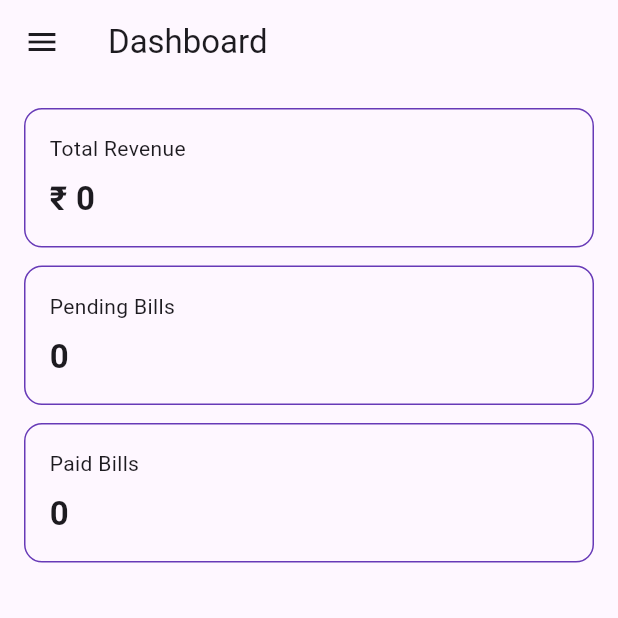
After one commit to Aminroopkhs/mess-leave-management-system, a Flutter app: the screen it shows after launch, in the side drawer, after a tap on "Dashboard", on a phone screen of 412 x 824 dp, the top half of it. The commit adds this screen. Run offline on Flutter 3.47's test engine with Material 3 defaults, Android fonts, the phone set to English and light mode, and no system bars; our stand-ins replace flutter_dotenv, google_sign_in, qr_flutter, supabase_flutter; missing offline and left inert: mobile_scanner; accounts and stored records are empty.

Commit message:
management UI done

```diff
--- a/management_app/lib/main.dart
+++ b/management_app/lib/main.dart
@@ -1,122 +1,29 @@
 import 'package:flutter/material.dart';
+import 'package:supabase_flutter/supabase_flutter.dart';
+import 'package:flutter_dotenv/flutter_dotenv.dart';
+import 'screens/dashboard_screen.dart';
 
-void main() {
-  runApp(const MyApp());
+Future<void> main() async {
+  WidgetsFlutterBinding.ensureInitialized();
+
+  await dotenv.load(fileName: ".env");
+
+  await Supabase.initialize(
+    url: dotenv.env['SUPABASE_URL']!,
+    anonKey: dotenv.env['SUPABASE_KEY']!,
+  );
+
+  runApp(const ManagementApp());
 }
 
-class MyApp extends StatelessWidget {
-  const MyApp({super.key});
+class ManagementApp extends StatelessWidget {
+  const ManagementApp({super.key});
 
-  // This widget is the root of your application.
   @override
   Widget build(BuildContext context) {
     return MaterialApp(
-      title: 'Flutter Demo',
-      theme: ThemeData(
-        // This is the theme of your application.
-        //
-        // TRY THIS: Try running your application with "flutter run". You'll see
-        // the application has a purple toolbar. Then, without quitting the app,
-        // try changing the seedColor in the colorScheme below to Colors.green
-        // and then invoke "hot reload" (save your changes or press the "hot
-        // reload" button in a Flutter-supported IDE, or press "r" if you used
-        // the command line to start the app).
-        //
-        // Notice that the counter didn't reset back to zero; the application
-        // state is not lost during the reload. To reset the state, use hot
-        // restart instead.
-        //
-        // This works for code too, not just values: Most code changes can be
-        // tested with just a hot reload.
-        colorScheme: .fromSeed(seedColor: Colors.deepPurple),
-      ),
-      home: const MyHomePage(title: 'Flutter Demo Home Page'),
+      debugShowCheckedModeBanner: false,
+      home: const DashboardScreen(),
     );
   }
 }
-
-class MyHomePage extends StatefulWidget {
-  const MyHomePage({super.key, required this.title});
-
-  // This widget is the home page of your application. It is stateful, meaning
-  // that it has a State object (defined below) that contains fields that affect
-  // how it looks.
-
-  // This class is the configuration for the state. It holds the values (in this
-  // case the title) provided by the parent (in this case the App widget) and
-  // used by the build method of the State. Fields in a Widget subclass are
-  // always marked "final".
-
-  final String title;
-
-  @override
-  State<MyHomePage> createState() => _MyHomePageState();
-}
-
-class _MyHomePageState extends State<MyHomePage> {
-  int _counter = 0;
-
-  void _incrementCounter() {
-    setState(() {
-      // This call to setState tells the Flutter framework that something has
-      // changed in this State, which causes it to rerun the build method below
-      // so that the display can reflect the updated values. If we changed
-      // _counter without calling setState(), then the build method would not be
-      // called again, and so nothing would appear to happen.
-      _counter++;
-    });
-  }
-
-  @override
-  Widget build(BuildContext context) {
-    // This method is rerun every time setState is called, for instance as done
-    // by the _incrementCounter method above.
-    //
-    // The Flutter framework has been optimized to make rerunning build methods
-    // fast, so that you can just rebuild anything that needs updating rather
-    // than having to individually change instances of widgets.
-    return Scaffold(
-      appBar: AppBar(
-        // TRY THIS: Try changing the color here to a specific color (to
-        // Colors.amber, perhaps?) and trigger a hot reload to see the AppBar
-        // change color while the other colors stay the same.
-        backgroundColor: Theme.of(context).colorScheme.inversePrimary,
-        // Here we take the value from the MyHomePage object that was created by
-        // the App.build method, and use it to set our appbar title.
-        title: Text(widget.title),
-      ),
-      body: Center(
-        // Center is a layout widget. It takes a single child and positions it
-        // in the middle of the parent.
-        child: Column(
-          // Column is also a layout widget. It takes a list of children and
-          // arranges them vertically. By default, it sizes itself to fit its
-          // children horizontally, and tries to be as tall as its parent.
-          //
-          // Column has various properties to control how it sizes itself and
-          // how it positions its children. Here we use mainAxisAlignment to
-          // center the children vertically; the main axis here is the vertical
-          // axis because Columns are vertical (the cross axis would be
-          // horizontal).
-          //
-          // TRY THIS: Invoke "debug painting" (choose the "Toggle Debug Paint"
-          // action in the IDE, or press "p" in the console), to see the
-          // wireframe for each widget.
-          mainAxisAlignment: .center,
-          children: [
-            const Text('You have pushed the button this many times:'),
-            Text(
-              '$_counter',
-              style: Theme.of(context).textTheme.headlineMedium,
-            ),
-          ],
-        ),
-      ),
-      floatingActionButton: FloatingActionButton(
-        onPressed: _incrementCounter,
-        tooltip: 'Increment',
-        child: const Icon(Icons.add),
-      ),
-    );
-  }
-}
--- /dev/null
+++ b/management_app/lib/screens/dashboard_screen.dart
@@ -0,0 +1,77 @@
+import 'package:flutter/material.dart';
+import '../services/supabase_service.dart';
+import 'sidebar_drawer.dart';
+
+class DashboardScreen extends StatefulWidget {
+  const DashboardScreen({super.key});
+
+  @override
+  State<DashboardScreen> createState() => _DashboardScreenState();
+}
+
+class _DashboardScreenState extends State<DashboardScreen> {
+  final service = SupabaseService();
+
+  int revenue = 0;
+  int pending = 0;
+  int paid = 0;
+  bool loading = true;
+
+  @override
+  void initState() {
+    super.initState();
+    loadData();
+  }
+
+  Future<void> loadData() async {
+    try {
+      revenue = await service.getTotalRevenue();
+      pending = await service.getPendingBillsCount();
+      paid = await service.getPaidBillsCount();
+    } finally {
+      setState(() => loading = false);
+    }
+  }
+
+  @override
+  Widget build(BuildContext context) {
+    return Scaffold(
+      appBar: AppBar(title: const Text("Dashboard")),
+      drawer: const SidebarDrawer(),
+      body: loading
+          ? const Center(child: CircularProgressIndicator())
+          : Padding(
+              padding: const EdgeInsets.all(16),
+              child: Column(
+                children: [
+                  _card("Total Revenue", "₹ $revenue"),
+                  _card("Pending Bills", pending.toString()),
+                  _card("Paid Bills", paid.toString()),
+                ],
+              ),
+            ),
+    );
+  }
+
+  Widget _card(String title, String value) {
+    return Container(
+      width: double.infinity,
+      margin: const EdgeInsets.only(bottom: 12),
+      padding: const EdgeInsets.all(16),
+      decoration: BoxDecoration(
+        borderRadius: BorderRadius.circular(12),
+        border: Border.all(color: Colors.deepPurple),
+      ),
+      child: Column(
+        crossAxisAlignment: CrossAxisAlignment.start,
+        children: [
+          Text(title),
+          const SizedBox(height: 8),
+          Text(value,
+              style:
+                  const TextStyle(fontSize: 22, fontWeight: FontWeight.bold)),
+        ],
+      ),
+    );
+  }
+}
--- /dev/null
+++ b/management_app/lib/screens/sidebar_drawer.dart
@@ -0,0 +1,56 @@
+import 'package:flutter/material.dart';
+import 'dashboard_screen.dart';
+import 'scan_qr_screen.dart';
+import 'package:supabase_flutter/supabase_flutter.dart';
+class SidebarDrawer extends StatelessWidget {
+  const SidebarDrawer({super.key});
+
+  @override
+  Widget build(BuildContext context) {
+    return Drawer(
+      child: ListView(
+        padding: EdgeInsets.zero,
+        children: [
+          const DrawerHeader(
+            decoration: BoxDecoration(color: Colors.deepPurple),
+            child: Text(
+              "Mess Management",
+              style: TextStyle(color: Colors.white, fontSize: 30),
+            ),
+          ),
+          ListTile(
+            leading: const Icon(Icons.dashboard),
+            title: const Text("Dashboard"),
+            onTap: () {
+              Navigator.pushReplacement(
+                context,
+                MaterialPageRoute(builder: (_) => const DashboardScreen()),
+              );
+            },
+          ),
+          ListTile(
+            leading: const Icon(Icons.qr_code_scanner),
+            title: const Text("Scan QR"),
+            onTap: () {
+              Navigator.pushReplacement(
+                context,
+                MaterialPageRoute(builder: (_) => const ScanQRScreen()),
+              );
+            },
+          ),
+
+          const Spacer(),
+
+          ListTile(
+            leading: const Icon(Icons.logout),
+            title: const Text("Logout"),
+            onTap: () async {
+              await Supabase.instance.client.auth.signOut();
+              Navigator.pushReplacementNamed(context, '/login');
+            },
+          ),
+        ],
+      ),
+    );
+  }
+}
--- /dev/null
+++ b/management_app/lib/services/supabase_service.dart
@@ -0,0 +1,70 @@
+import 'package:supabase_flutter/supabase_flutter.dart';
+
+class SupabaseService {
+  final supabase = Supabase.instance.client;
+
+  // Check if student is on leave today
+  Future<bool> isStudentOnLeave(String studentId, String today) async {
+    final res = await supabase
+        .from('leave_requests')
+        .select()
+        .eq('student_id', studentId)
+        .lte('start_date', today)
+        .gte('end_date', today)
+        .maybeSingle();
+
+    return res != null;
+  }
+
+  // Check if attendance already marked
+  Future<bool> hasAttendance(String studentId, String today) async {
+    final res = await supabase
+        .from('mess_attendance')
+        .select()
+        .eq('student_id', studentId)
+        .eq('date', today)
+        .maybeSingle();
+
+    return res != null;
+  }
+
+  // Mark attendance
+  Future<void> markAttendance(String studentId) async {
+    await supabase.from('mess_attendance').insert({
+      'student_id': studentId,
+      'date': DateTime.now().toIso8601String().split('T')[0],
+      'scanned': true,
+      'first_scan_time': DateTime.now().toIso8601String(),
+    });
+  }
+
+  // Dashboard stats
+  Future<int> getPendingBillsCount() async {
+    final res = await supabase
+        .from('billing')
+        .select('id')
+        .eq('status', 'pending');
+    return res.length;
+  }
+
+  Future<int> getPaidBillsCount() async {
+    final res = await supabase
+        .from('billing')
+        .select('id')
+        .eq('status', 'paid');
+    return res.length;
+  }
+
+  Future<int> getTotalRevenue() async {
+    final res = await supabase
+        .from('billing')
+        .select('total_amount')
+        .eq('status', 'paid');
+
+    int sum = 0;
+    for (final r in res) {
+      sum += (r['total_amount'] ?? 0) as int;
+    }
+    return sum;
+  }
+}
--- a/student_app/lib/main.dart
+++ b/student_app/lib/main.dart
@@ -24,8 +24,8 @@ Future<void> main() async {
 class MyApp extends StatelessWidget {
   const MyApp({super.key});
 
-  // 🔴 TEMP HARDCODED STUDENT ID
-  static const String tempStudentId = 'S020';
+
+  static const String tempStudentId = 'S004';
 
   @override
   Widget build(BuildContext context) {
@@ -37,7 +37,7 @@ class MyApp extends StatelessWidget {
         useMaterial3: true,
       ),
 
-      // 🔥 START DIRECTLY AT HOME
+
       home: const HomeScreen(studentId: tempStudentId),
 
       routes: {
```
Also changed, not shown: management_app/lib/screens/scan_qr_screen.dart (added, +64 -0 lines), management_app/pubspec.yaml (+5 -3 lines), management_app/pubspec.lock, 7 other files.
